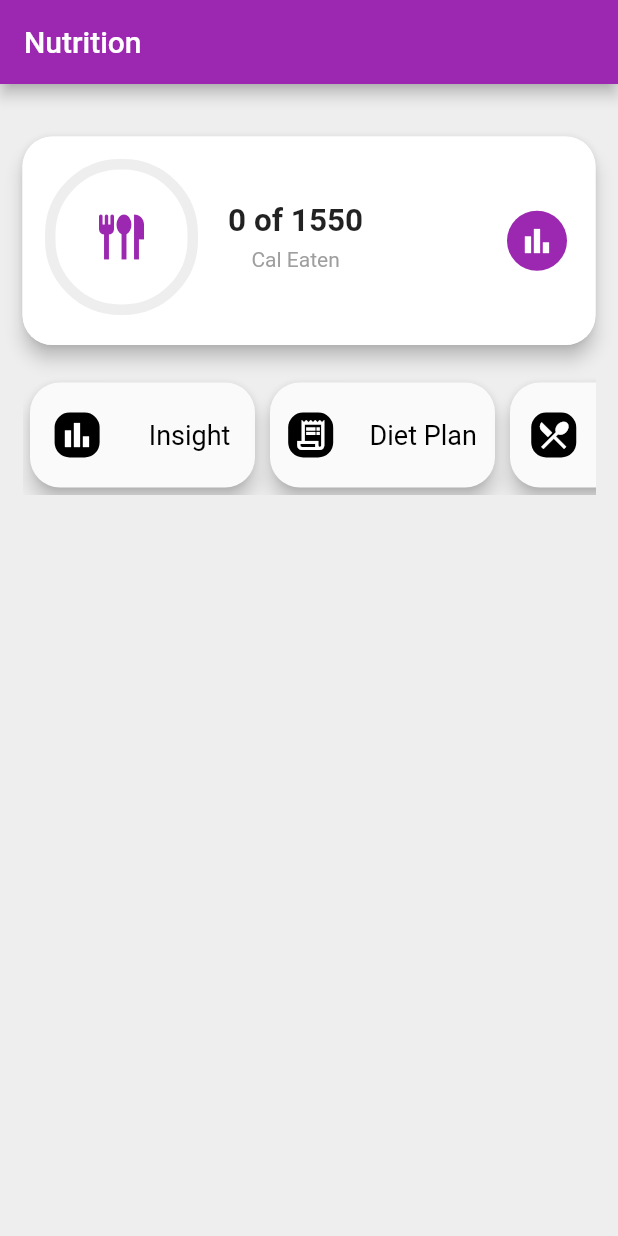
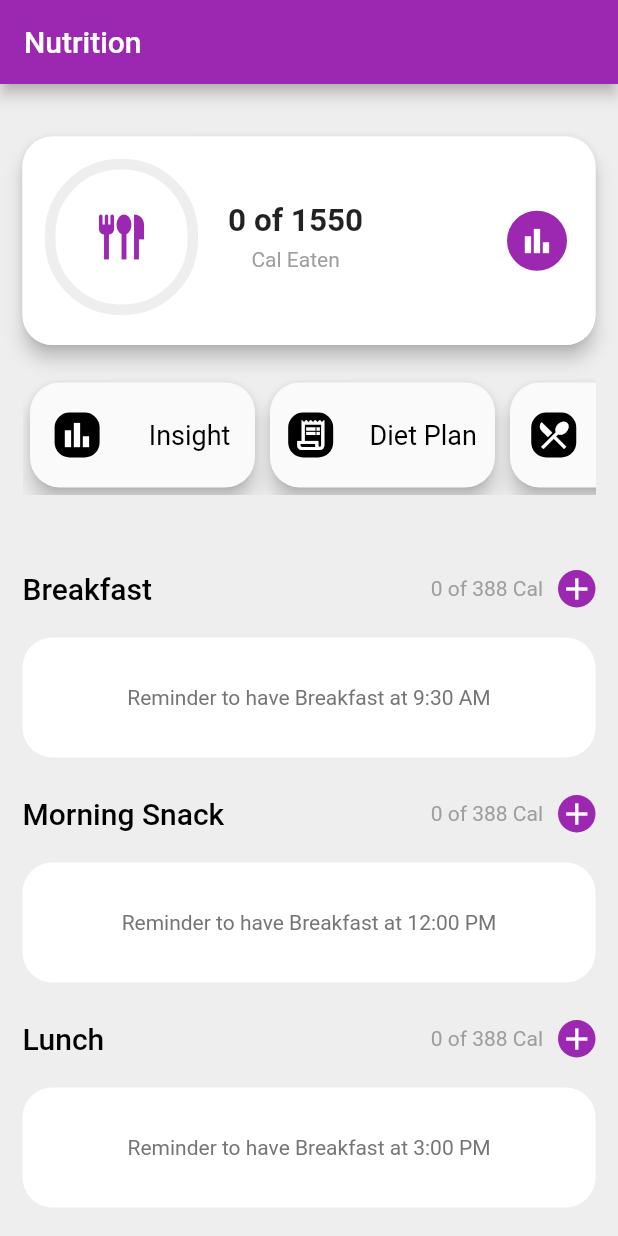
Before and after one commit to tjanhvi/Fitness-Community-App, a Flutter app: the screen it shows after launch, on a phone screen of 412 x 824 dp. Run offline on Flutter 3.47's test engine with Material 2 defaults, Android fonts, the phone set to English and light mode, and no system bars.

Commit message:
nutrition Page done

```diff
--- a/fitness_app/lib/main.dart
+++ b/fitness_app/lib/main.dart
@@ -1,8 +1,6 @@
 // ignore_for_file: unnecessary_cast, prefer_const_constructors
 
 import 'package:fitness_app/screens/Nutition.dart';
-import 'package:fitness_app/screens/features_screen.dart';
-import 'package:fitness_app/widget/circle_progressbar.dart';
 import 'package:flutter/material.dart';
 
 void main() {
--- a/fitness_app/lib/screens/Nutition.dart
+++ b/fitness_app/lib/screens/Nutition.dart
@@ -1,8 +1,7 @@
 // ignore_for_file: prefer_const_constructors, prefer_const_literals_to_create_immutables
 
+import 'package:fitness_app/widget/NutritionSection.dart';
 import 'package:flutter/material.dart';
-import 'package:flutter/src/widgets/container.dart';
-import 'package:flutter/src/widgets/framework.dart';
 
 class Nutrition extends StatefulWidget {
   const Nutrition({super.key});
@@ -17,7 +16,8 @@ class _NutritionState extends State<Nutrition> {
     return Scaffold(
       backgroundColor: Colors.grey.shade200,
       appBar: AppBar(title: const Text("Nutrition")),
-      body: Padding(
+      body: SingleChildScrollView(
+        child: Padding(
           padding: const EdgeInsets.all(15.0),
           child: Column(
             children: [
@@ -43,7 +43,8 @@ class _NutritionState extends State<Nutrition> {
                           Row(
                             children: [
                               Container(
-                              height: MediaQuery.of(context).size.height - 720,
+                                height:
+                                    MediaQuery.of(context).size.height - 720,
                                 width: MediaQuery.of(context).size.width - 310,
                                 decoration: BoxDecoration(
                                     borderRadius: BorderRadius.circular(50),
@@ -71,7 +72,6 @@ class _NutritionState extends State<Nutrition> {
                                   ),
                                   Text(
                                     "Cal Eaten",
-                                  textAlign: TextAlign.start,
                                     style: TextStyle(
                                         fontWeight: FontWeight.w400,
                                         color: Colors.grey.shade500),
@@ -120,7 +120,8 @@ class _NutritionState extends State<Nutrition> {
                                 )),
                             Text(
                               "Insight",
-                            style: TextStyle(color: Colors.black, fontSize: 18),
+                              style:
+                                  TextStyle(color: Colors.black, fontSize: 18),
                             )
                           ],
                         ),
@@ -150,7 +151,8 @@ class _NutritionState extends State<Nutrition> {
                                 )),
                             Text(
                               "Diet Plan",
-                            style: TextStyle(color: Colors.black, fontSize: 18),
+                              style:
+                                  TextStyle(color: Colors.black, fontSize: 18),
                             )
                           ],
                         ),
@@ -180,7 +182,8 @@ class _NutritionState extends State<Nutrition> {
                                 )),
                             Text(
                               "Recipes",
-                            style: TextStyle(color: Colors.black, fontSize: 18),
+                              style:
+                                  TextStyle(color: Colors.black, fontSize: 18),
                             )
                           ],
                         ),
@@ -210,7 +213,8 @@ class _NutritionState extends State<Nutrition> {
                                 )),
                             Text(
                               "Saved Meal",
-                            style: TextStyle(color: Colors.black, fontSize: 18),
+                              style:
+                                  TextStyle(color: Colors.black, fontSize: 18),
                             )
                           ],
                         ),
@@ -218,8 +222,25 @@ class _NutritionState extends State<Nutrition> {
                     ),
                   ),
                 ]),
+              ),
+              SizedBox(
+                height: 25,
+              ),
+              NutritionSection(
+                  "Breakfast", "Reminder to have Breakfast at 9:30 AM"),
+              NutritionSection(
+                  "Morning Snack", "Reminder to have Breakfast at 12:00 PM"),
+              NutritionSection(
+                  "Lunch", "Reminder to have Breakfast at 3:00 PM"),
+              NutritionSection(
+                  "Evening Snack", "Reminder to have Breakfast at 7:30 PM"),
+              NutritionSection(
+                  "Dinner", "Reminder to have Breakfast at 11:19 PM"),
+              SizedBox(
+                height: 20,
               )
             ],
+          ),
         ),
       ),
     );
--- /dev/null
+++ b/fitness_app/lib/widget/NutritionSection.dart
@@ -0,0 +1,59 @@
+// ignore_for_file: non_constant_identifier_names
+
+import 'package:flutter/material.dart';
+
+Widget NutritionSection(String mealType, String mealTime) {
+  return Column(
+    children: [
+      SizedBox(
+        height: 25,
+      ),
+      Row(
+        mainAxisAlignment: MainAxisAlignment.spaceBetween,
+        children: [
+          Text(
+            mealType,
+            style: TextStyle(
+                color: Colors.black, fontSize: 20, fontWeight: FontWeight.w500),
+          ),
+          Row(
+            children: [
+              Text("0 of 388 Cal",
+                  style: TextStyle(
+                      fontWeight: FontWeight.w400,
+                      color: Colors.grey.shade500)),
+              SizedBox(
+                width: 10,
+              ),
+              SizedBox(
+                height: 25,
+                width: 25,
+                child: FloatingActionButton(
+                  elevation: 0,
+                  onPressed: () {},
+                  child: const Icon(Icons.add),
+                ),
+              )
+            ],
+          )
+        ],
+      ),
+      SizedBox(
+        height: 20,
+      ),
+      Container(
+        padding: EdgeInsets.all(15.0),
+        height: 80,
+        width: double.maxFinite,
+        decoration: BoxDecoration(
+          color: Colors.white,
+          borderRadius: BorderRadius.all(Radius.circular(20)),
+        ),
+        child: Center(
+            child: Text(mealTime,
+                style: TextStyle(
+                    fontWeight: FontWeight.w400, color: Colors.grey.shade600))),
+      ),
+    ],
+  );
+}
```
Lines whose indentation alone changed are shown as unchanged.
